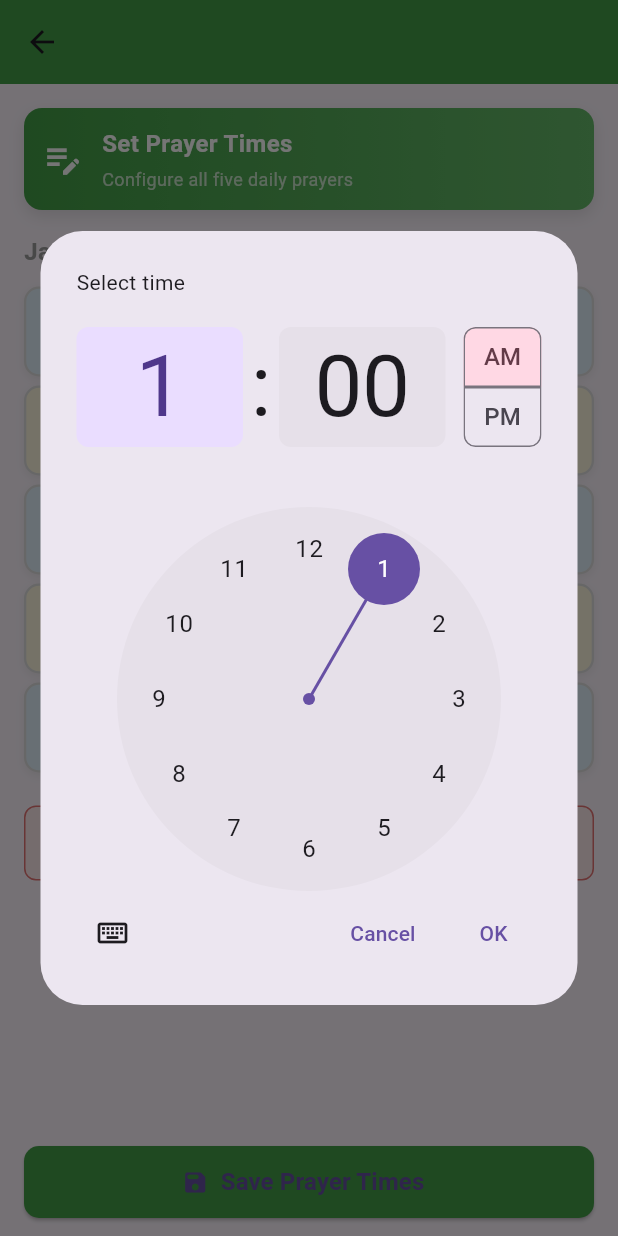
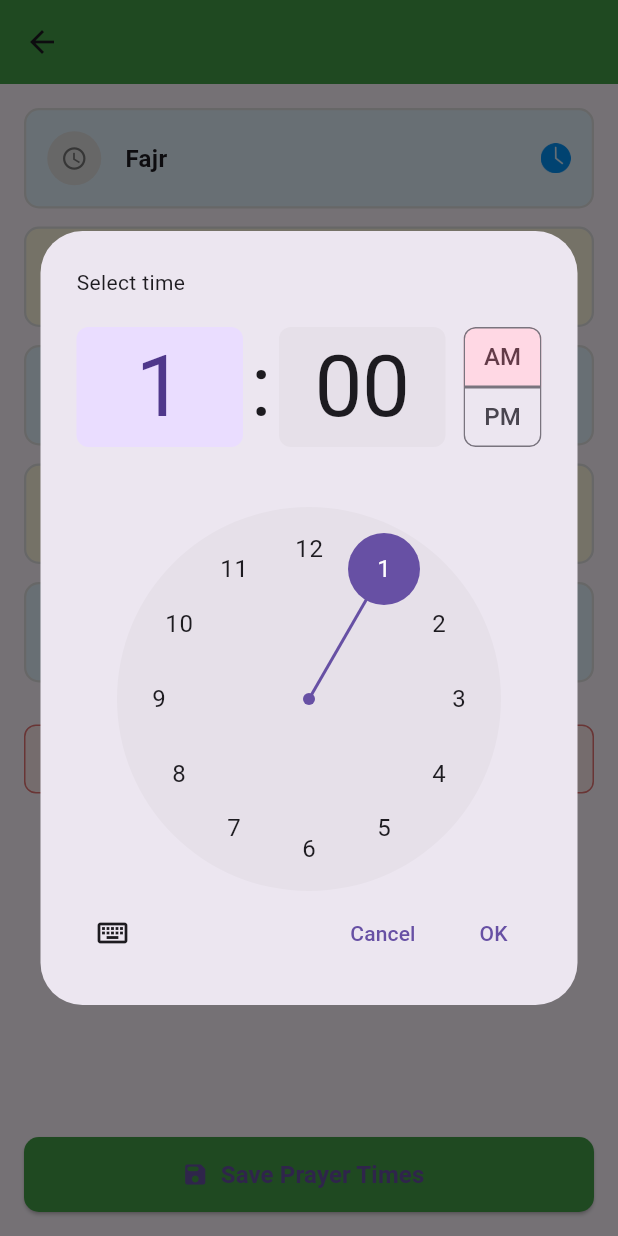
Before and after one commit to shazzad167/Mosque, a Flutter app: the SetPrayerTimeScreen screen opened directly with empty values, after a tap on "Save Prayer Times", after a tap on "Fajr", on a phone screen of 412 x 824 dp. Run offline on Flutter 3.47's test engine with Material 3 defaults, Android fonts, the phone set to English and light mode, and no system bars; our stand-ins replace cloud_firestore, firebase_core, flutter_map, geolocator, latlong2; accounts and stored records are empty.

```diff
--- a/lib/screens/set_prayer_time_screen.dart
+++ b/lib/screens/set_prayer_time_screen.dart
@@ -2,12 +2,12 @@ import 'package:flutter/material.dart';
 import 'package:cloud_firestore/cloud_firestore.dart';
 
 class SetPrayerTimeScreen extends StatefulWidget {
-  final String osmId;
+  final String mosqueId;
   final String mosqueName;
 
   const SetPrayerTimeScreen({
     super.key,
-    required this.osmId,
+    required this.mosqueId,
     required this.mosqueName,
   });
 
@@ -22,7 +22,7 @@ class _SetPrayerTimeScreenState extends State<SetPrayerTimeScreen> {
   bool saving = false;
   String? errorMessage;
 
-  /// Fixed AM / PM per prayer (user never selects this)
+  /// Fixed AM / PM per prayer
   final Map<String, String> fixedMeridiem = {
     'Fajr': 'AM',
     'Dhuhr': 'PM',
@@ -40,11 +40,11 @@ class _SetPrayerTimeScreenState extends State<SetPrayerTimeScreen> {
     _loadExistingTimes();
   }
 
-  // ---------------- Load Existing Data (robust) ----------------
+  // ---------------- Load Existing Data ----------------
   Future<void> _loadExistingTimes() async {
     final doc = await FirebaseFirestore.instance
         .collection('mosque')
-        .doc(widget.osmId)
+        .doc(widget.mosqueId)
         .get();
 
     if (!doc.exists) return;
@@ -55,21 +55,30 @@ class _SetPrayerTimeScreenState extends State<SetPrayerTimeScreen> {
       final raw = data[p];
       if (raw is! String) continue;
 
-      final match = RegExp(r'(\d{1,2}):(\d{2})').firstMatch(raw);
+      // Extract time and AM/PM (e.g., "5:30 AM" or "12:30 PM")
+      final match = RegExp(r'(\d{1,2}):(\d{2})\s+(AM|PM)').firstMatch(raw);
       if (match == null) continue;
 
       final hour = int.tryParse(match.group(1)!);
       final minute = int.tryParse(match.group(2)!);
+      final meridiem = match.group(3);
 
-      if (hour != null && minute != null) {
-        selectedTimes[p] = TimeOfDay(hour: hour % 24, minute: minute);
+      if (hour != null && minute != null && meridiem != null) {
+        // Convert 12-hour format to 24-hour format
+        int hour24 = hour;
+        if (meridiem == 'PM' && hour != 12) {
+          hour24 = hour + 12;
+        } else if (meridiem == 'AM' && hour == 12) {
+          hour24 = 0;
+        }
+        selectedTimes[p] = TimeOfDay(hour: hour24, minute: minute);
       }
     }
 
     if (mounted) setState(() {});
   }
 
-  // ---------------- Time Picker (1–12 only, no AM/PM UI) ----------------
+  // ---------------- Time Picker ----------------
   Future<void> _pickTime(String prayer) async {
     final initial =
         selectedTimes[prayer] ?? const TimeOfDay(hour: 1, minute: 0);
@@ -79,9 +88,7 @@ class _SetPrayerTimeScreenState extends State<SetPrayerTimeScreen> {
       initialTime: initial,
       builder: (context, child) {
         return MediaQuery(
-          data: MediaQuery.of(context).copyWith(
-            alwaysUse24HourFormat: false, // 🔑 forces 1–12 UI
-          ),
+          data: MediaQuery.of(context).copyWith(alwaysUse24HourFormat: false),
           child: child!,
         );
       },
@@ -94,7 +101,7 @@ class _SetPrayerTimeScreenState extends State<SetPrayerTimeScreen> {
     });
   }
 
-  // ---------------- Enforce fixed AM / PM silently ----------------
+  // ---------------- Enforce fixed AM / PM ----------------
   TimeOfDay _applyFixedMeridiem(String prayer, TimeOfDay time) {
     final meridiem = fixedMeridiem[prayer]!;
     int hour = time.hour;
@@ -130,14 +137,14 @@ class _SetPrayerTimeScreenState extends State<SetPrayerTimeScreen> {
 
     await FirebaseFirestore.instance
         .collection('mosque')
-        .doc(widget.osmId)
+        .doc(widget.mosqueId)
         .set(data, SetOptions(merge: true));
 
     if (!mounted) return;
     Navigator.pop(context, true);
   }
 
-  // -------- HELPER: Get prayer row color --------
+  // -------- UI HELPERS --------
   Color _getPrayerRowColor(String prayerName) {
     if (['Fajr', 'Asr', 'Isha'].contains(prayerName)) {
       return Colors.blue.shade50;
@@ -145,7 +152,6 @@ class _SetPrayerTimeScreenState extends State<SetPrayerTimeScreen> {
     return Colors.amber.shade50;
   }
 
-  // -------- HELPER: Get prayer icon --------
   String _getPrayerIcon(String prayerName) {
     switch (prayerName) {
       case 'Fajr':
@@ -163,93 +169,89 @@ class _SetPrayerTimeScreenState extends State<SetPrayerTimeScreen> {
     }
   }
 
-  // -------- PRAYER ROW BUILDER --------
   Widget _prayerRow(String prayer) {
     final time = selectedTimes[prayer];
-    final label = time == null
-        ? 'Select time'
-        : '${time.hourOfPeriod == 0 ? 12 : time.hourOfPeriod}'
+    final isSelected = time != null;
+
+    // Display time only if selected
+    final timeDisplay = isSelected
+        ? '${time.hourOfPeriod == 0 ? 12 : time.hourOfPeriod}'
               ':${time.minute.toString().padLeft(2, '0')} '
-              '${fixedMeridiem[prayer]}';
-
-    final rowColor = _getPrayerRowColor(prayer);
-    final isSelected = time != null;
+              '${fixedMeridiem[prayer]}'
+        : '';
 
     return GestureDetector(
       onTap: () => _pickTime(prayer),
       child: Container(
         decoration: BoxDecoration(
-          color: rowColor,
+          color: _getPrayerRowColor(prayer),
           borderRadius: BorderRadius.circular(10),
           border: Border.all(
             color: isSelected ? Colors.orange.shade300 : Colors.grey.shade300,
             width: 1.5,
           ),
-          boxShadow: [
-            BoxShadow(
-              color: Colors.black.withOpacity(0.06),
-              blurRadius: 4,
-              offset: const Offset(0, 2),
         ),
-          ],
-        ),
-        padding: const EdgeInsets.symmetric(horizontal: 12, vertical: 8),
-        margin: const EdgeInsets.only(bottom: 6),
+        padding: const EdgeInsets.symmetric(horizontal: 14, vertical: 14),
+        margin: const EdgeInsets.only(bottom: 12),
         child: Row(
           children: [
-            // -------- PRAYER ICON --------
-            Container(
-              width: 40,
-              height: 40,
+            Image.asset(
+              _getPrayerIcon(prayer),
+              width: 36,
+              height: 36,
+              errorBuilder: (context, error, stackTrace) {
+                return Container(
+                  width: 36,
+                  height: 36,
                   decoration: BoxDecoration(
-                color: isSelected
-                    ? Colors.orange.shade200
-                    : Colors.grey.shade200,
-                borderRadius: BorderRadius.circular(8),
+                    color: Colors.grey.shade300,
+                    shape: BoxShape.circle,
                   ),
-              padding: const EdgeInsets.all(4),
-              child: Image.asset(
-                _getPrayerIcon(prayer),
-                width: 32,
-                height: 32,
-                fit: BoxFit.contain,
+                  child: Icon(
+                    Icons.schedule,
+                    size: 18,
+                    color: Colors.grey.shade600,
                   ),
+                );
+              },
             ),
-            const SizedBox(width: 14),
-
-            // -------- PRAYER NAME & TIME --------
+            const SizedBox(width: 16),
             Expanded(
               child: Column(
                 crossAxisAlignment: CrossAxisAlignment.start,
                 children: [
                   Text(
                     prayer,
+                    style: const TextStyle(
+                      fontSize: 16,
+                      fontWeight: FontWeight.w600,
+                    ),
+                  ),
+                  if (isSelected) ...[
+                    const SizedBox(height: 4),
+                    Text(
+                      timeDisplay,
                       style: TextStyle(
                         fontSize: 14,
-                      fontWeight: FontWeight.w600,
-                      color: Colors.grey.shade800,
-                    ),
-                  ),
-                  const SizedBox(height: 2),
-                  Text(
-                    label,
-                    style: TextStyle(
-                      fontSize: 13,
                         fontWeight: FontWeight.w500,
-                      color: isSelected
-                          ? Colors.orange.shade700
-                          : Colors.grey.shade600,
+                        color: Colors.orange.shade700,
                       ),
                     ),
                   ],
+                ],
               ),
             ),
-
-            // -------- CLOCK ICON --------
-            Icon(
-              Icons.schedule_rounded,
-              color: isSelected ? Colors.orange.shade600 : Colors.grey.shade400,
-              size: 22,
+            Image.asset(
+              'assets/icons/set-time.png',
+              width: 20,
+              height: 20,
+              errorBuilder: (context, error, stackTrace) {
+                return Icon(
+                  Icons.access_time,
+                  size: 20,
+                  color: Colors.grey.shade600,
+                );
+              },
             ),
           ],
         ),
@@ -263,7 +265,6 @@ class _SetPrayerTimeScreenState extends State<SetPrayerTimeScreen> {
     return Scaffold(
       appBar: AppBar(
         backgroundColor: Colors.green.shade600,
-        elevation: 0,
         title: Text(widget.mosqueName),
       ),
       body: Column(
@@ -272,130 +273,39 @@ class _SetPrayerTimeScreenState extends State<SetPrayerTimeScreen> {
             child: ListView(
               padding: const EdgeInsets.all(16),
               children: [
-                // -------- HEADER CARD --------
-                Container(
-                  decoration: BoxDecoration(
-                    gradient: LinearGradient(
-                      colors: [Colors.green.shade600, Colors.green.shade400],
-                    ),
-                    borderRadius: BorderRadius.circular(12),
-                    boxShadow: [
-                      BoxShadow(
-                        color: Colors.black.withOpacity(0.1),
-                        blurRadius: 8,
-                        offset: const Offset(0, 4),
-                      ),
-                    ],
-                  ),
-                  padding: const EdgeInsets.all(12),
-                  margin: const EdgeInsets.only(bottom: 16),
-                  child: Row(
-                    children: [
-                      const Icon(
-                        Icons.edit_note,
-                        color: Colors.white,
-                        size: 28,
-                      ),
-                      const SizedBox(width: 12),
-                      Expanded(
-                        child: Column(
-                          crossAxisAlignment: CrossAxisAlignment.start,
-                          children: [
-                            const Text(
-                              'Set Prayer Times',
-                              style: TextStyle(
-                                fontSize: 16,
-                                fontWeight: FontWeight.bold,
-                                color: Colors.white,
-                              ),
-                            ),
-                            const SizedBox(height: 4),
-                            Text(
-                              'Configure all five daily prayers',
-                              style: TextStyle(
-                                fontSize: 12,
-                                color: Colors.white70,
-                                fontWeight: FontWeight.w400,
-                              ),
-                            ),
-                          ],
-                        ),
-                      ),
-                    ],
-                  ),
-                ),
-
-                // -------- PRAYER TIMES TITLE --------
-                const Padding(
-                  padding: EdgeInsets.only(bottom: 12),
-                  child: Text(
-                    'Jamaat Prayer Times',
-                    style: TextStyle(
-                      fontSize: 16,
-                      fontWeight: FontWeight.w600,
-                      color: Colors.grey,
-                    ),
-                  ),
-                ),
-
-                // -------- PRAYER ROWS --------
                 for (final p in prayers) _prayerRow(p),
-
-                // -------- ERROR MESSAGE --------
                 if (errorMessage != null)
                   Padding(
                     padding: const EdgeInsets.only(top: 16),
                     child: Container(
+                      padding: const EdgeInsets.all(12),
                       decoration: BoxDecoration(
                         color: Colors.red.shade50,
+                        borderRadius: BorderRadius.circular(8),
                         border: Border.all(color: Colors.red.shade300),
-                        borderRadius: BorderRadius.circular(8),
                       ),
-                      padding: const EdgeInsets.all(12),
-                      child: Row(
-                        children: [
-                          Icon(Icons.error_outline, color: Colors.red.shade600),
-                          const SizedBox(width: 8),
-                          Expanded(
                       child: Text(
                         errorMessage!,
                         style: TextStyle(
                           color: Colors.red.shade700,
-                                fontSize: 14,
                           fontWeight: FontWeight.w500,
                         ),
                       ),
                     ),
+                  ),
+                const SizedBox(height: 24),
               ],
             ),
           ),
-                  ),
-              ],
-            ),
-          ),
-
-          // -------- SAVE BUTTON --------
           SafeArea(
-            top: false,
             child: Padding(
-              padding: const EdgeInsets.fromLTRB(16, 8, 16, 12),
+              padding: const EdgeInsets.all(16),
               child: SizedBox(
                 width: double.infinity,
-                height: 48,
+                height: 50,
                 child: ElevatedButton.icon(
                   onPressed: saving ? null : _savePrayerTimes,
-                  icon: saving
-                      ? const SizedBox(
-                          width: 20,
-                          height: 20,
-                          child: CircularProgressIndicator(
-                            strokeWidth: 2,
-                            valueColor: AlwaysStoppedAnimation<Color>(
-                              Colors.white,
-                            ),
-                          ),
-                        )
-                      : const Icon(Icons.save_rounded),
+                  icon: const Icon(Icons.save_rounded),
                   label: Text(
                     saving ? 'Saving...' : 'Save Prayer Times',
                     style: const TextStyle(
```
Lines whose indentation alone changed are shown as unchanged.
